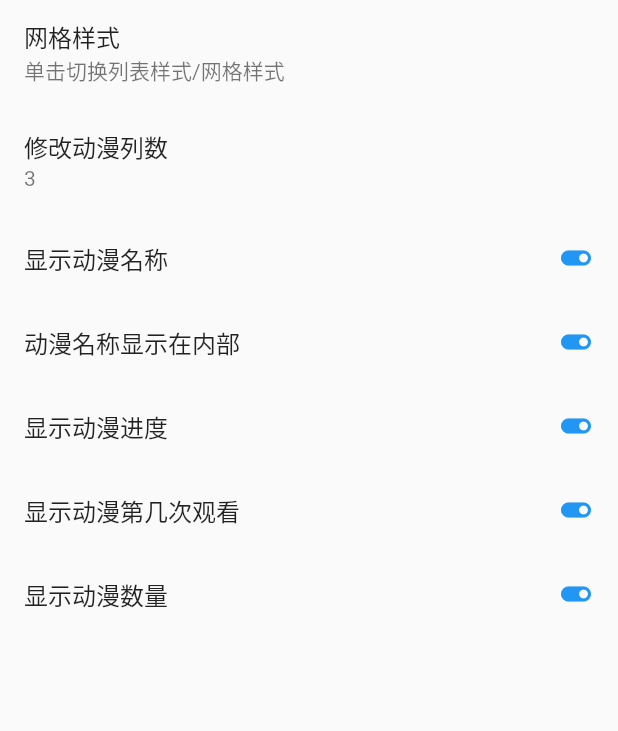
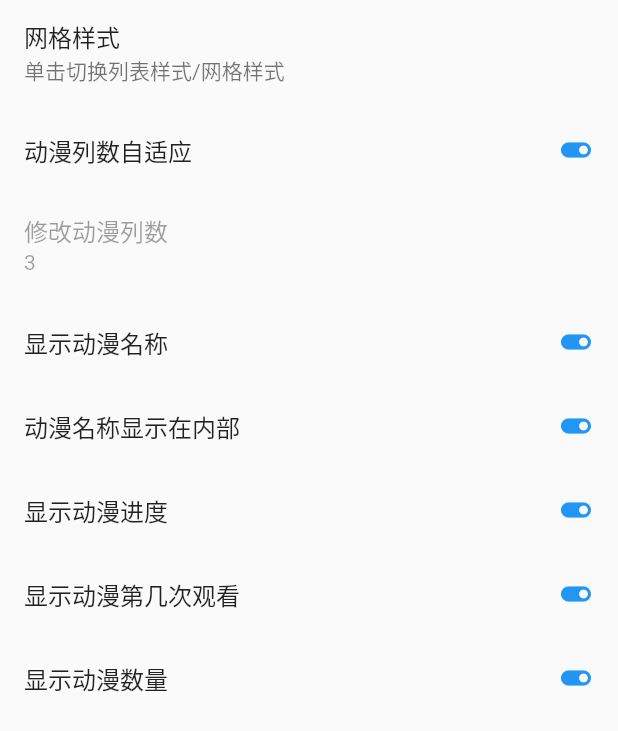
Before and after one commit to linyi102/anime_trace, a Flutter app: the AnimesDisplaySetting screen opened directly, on a phone screen of 412 x 824 dp. Shown: the top 731 px of the screen. Run offline on Flutter 3.47's test engine with Material 2 defaults, Android fonts, the phone set to English and light mode, and no system bars; our stand-ins replace cached_network_image, dio, file_picker, flutter_rating_stars, fluttericon, get and 9 more; missing offline and left inert: bottom_sheet, dart_ping, expand_widget, flutter_tab_indicator_styler, webdav_client, window_manager; accounts and stored records are empty; network calls fail; statements that could not run were skipped.

Commit message:
动漫列数默认开启自适应

```diff
--- a/lib/components/anime_grid_cover.dart
+++ b/lib/components/anime_grid_cover.dart
@@ -6,7 +6,7 @@ import 'package:get/get.dart';
 
 import '../controllers/anime_display_controller.dart';
 
-// 用于显示完整的动漫封面
+// 网格状态下，用于显示一个完整的动漫封面
 // 包括进度、第几次观看、名字
 class AnimeGridCover extends StatelessWidget {
   final Anime _anime;
--- a/lib/controllers/anime_display_controller.dart
+++ b/lib/controllers/anime_display_controller.dart
@@ -5,19 +5,36 @@ import '../utils/sp_util.dart';
 
 class AnimeDisplayController extends GetxController {
   RxBool displayList = SPUtil.getBool("display_list").obs; // 列表或网格
-  RxInt gridColumnCnt = SpProfile.getGridColumnCnt().obs; // 网格列数
-  RxBool showGridAnimeName = SPUtil.getBool("showGridAnimeName", defaultValue: true).obs; // 网格样式下显示动漫名(封面内或封面下)
-  RxBool showNameInCover = SPUtil.getBool("showNameInCover", defaultValue: true).obs; // 网格样式下动漫名字显示在封面内底部
-  RxBool showGridAnimeProgress = SPUtil.getBool("showGridAnimeProgress", defaultValue: true).obs; // 网格样式下显示进度
-  RxBool showReviewNumber = SPUtil.getBool("showReviewNumber", defaultValue: true).obs; // 显示第几次观看
-  RxBool showAnimeCntAfterTag = SPUtil.getBool("showAnimeCntAfterTag", defaultValue: true).obs; // 清单后面显示动漫数量
+  RxInt gridColumnCnt = SpProfile.getGridColumnCnt().obs; // 动漫网格列数
+  RxBool enableResponsiveGridColumnCnt =
+      SPUtil.getBool("enableResponsiveGridColumnCnt", defaultValue: true)
+          .obs; // 开启响应式动漫网格列数
+  RxBool showGridAnimeName =
+      SPUtil.getBool("showGridAnimeName", defaultValue: true)
+          .obs; // 网格样式下显示动漫名(封面内或封面下)
+  RxBool showNameInCover = SPUtil.getBool("showNameInCover", defaultValue: true)
+      .obs; // 网格样式下动漫名字显示在封面内底部
+  RxBool showGridAnimeProgress =
+      SPUtil.getBool("showGridAnimeProgress", defaultValue: true)
+          .obs; // 网格样式下显示进度
+  RxBool showReviewNumber =
+      SPUtil.getBool("showReviewNumber", defaultValue: true).obs; // 显示第几次观看
+  RxBool showAnimeCntAfterTag =
+      SPUtil.getBool("showAnimeCntAfterTag", defaultValue: true)
+          .obs; // 清单后面显示动漫数量
 
   // Getx运算也是响应是的
-  bool get showNameBelowCover => showGridAnimeName.value && !showNameInCover.value;
+  bool get showNameBelowCover =>
+      showGridAnimeName.value && !showNameInCover.value;
 
   turnDisplayList() {
     displayList.value = !displayList.value;
     SPUtil.setBool("display_list", displayList.value);
+  }
+
+  turnEnableResponsiveGridColumnCnt() {
+    enableResponsiveGridColumnCnt.value = !enableResponsiveGridColumnCnt.value;
+    SPUtil.setBool("enableResponsiveGridColumnCnt", showAnimeCntAfterTag.value);
   }
 
   setGridColumnCnt(int cnt) {
@@ -49,5 +66,4 @@ class AnimeDisplayController extends GetxController {
     showAnimeCntAfterTag.value = !showAnimeCntAfterTag.value;
     SPUtil.setBool("showAnimeCntAfterTag", showAnimeCntAfterTag.value);
   }
-
 }
--- a/lib/pages/anime_detail/anime_detail.dart
+++ b/lib/pages/anime_detail/anime_detail.dart
@@ -461,7 +461,7 @@ class _AnimeDetailPlusState extends State<AnimeDetailPlus>
             _climbAnimeInfo();
           },
           tooltip: "更新信息",
-          icon: const Icon(Icons.refresh_rounded)),
+          icon: const Icon(Icons.refresh)),
       PopupMenuButton(
         icon: const Icon(Icons.more_vert),
         offset: const Offset(0, 50),
--- a/lib/pages/home_tabs/anime_list_page.dart
+++ b/lib/pages/home_tabs/anime_list_page.dart
@@ -305,7 +305,7 @@ class _AnimeListPageState extends State<AnimeListPage>
         controller: _scrollControllers[i],
         // 整体的填充
         padding: const EdgeInsets.fromLTRB(5, 0, 5, 5),
-        gridDelegate: getAnimeGridDelegate(),
+        gridDelegate: getAnimeGridDelegate(context),
         itemCount: animesInTag[i].length,
         itemBuilder: (BuildContext context, int index) {
           _loadExtraData(i, index);
--- a/lib/pages/network/climb/anime_climb_one_website.dart
+++ b/lib/pages/network/climb/anime_climb_one_website.dart
@@ -164,7 +164,7 @@ class _AnimeClimbOneWebsiteState extends State<AnimeClimbOneWebsite> {
 
     return GridView.builder(
       padding: const EdgeInsets.fromLTRB(5, 0, 5, 5), // 整体的填充
-      gridDelegate: getAnimeGridDelegate(),
+      gridDelegate: getAnimeGridDelegate(context),
       itemCount: mixedAnimes.length,
       itemBuilder: (BuildContext context, int index) {
         Anime anime = mixedAnimes[index];
--- a/lib/pages/settings/anime_display_setting.dart
+++ b/lib/pages/settings/anime_display_setting.dart
@@ -42,8 +42,18 @@ class AnimesDisplaySetting extends StatelessWidget {
     // 如果显示网格，则添加更多修改选项
     if (!displayList) {
       list.add(ListTile(
+        title: const Text("动漫列数自适应"),
+        trailing: showToggleButton(
+            animeDisplayController.enableResponsiveGridColumnCnt.value),
+        onTap: () {
+          animeDisplayController.turnEnableResponsiveGridColumnCnt();
+        },
+      ));
+
+      list.add(ListTile(
         title: const Text("修改动漫列数"),
         subtitle: Text("${animeDisplayController.gridColumnCnt}"),
+        enabled: !animeDisplayController.enableResponsiveGridColumnCnt.value,
         onTap: () {
           dialogSelectUint(context, "选择列数",
                   initialValue: animeDisplayController.gridColumnCnt.value,
@@ -58,6 +68,7 @@ class AnimesDisplaySetting extends StatelessWidget {
           });
         },
       ));
+
       list.add(ListTile(
         title: const Text("显示动漫名称"),
         trailing:
@@ -66,6 +77,7 @@ class AnimesDisplaySetting extends StatelessWidget {
           animeDisplayController.turnShowGridAnimeName();
         },
       ));
+
       list.add(ListTile(
         title: const Text("动漫名称显示在内部"),
         trailing:
@@ -75,6 +87,7 @@ class AnimesDisplaySetting extends StatelessWidget {
           animeDisplayController.turnShowNameInCover();
         },
       ));
+
       list.add(ListTile(
         title: const Text("显示动漫进度"),
         trailing: showToggleButton(
```
Also changed, not shown: lib/components/common/common_function.dart (+20 -3 lines).
